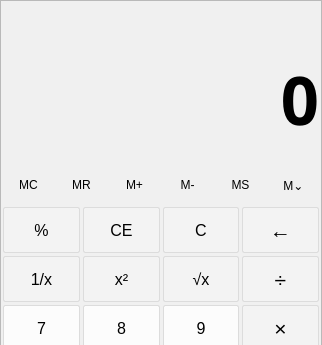
Qt form wincalc.ui (GarrettBassen/WinCalc) before a commit; both pictures show x 0 to 322 and y 0 to 345 of the 322 by 502 pixel window.
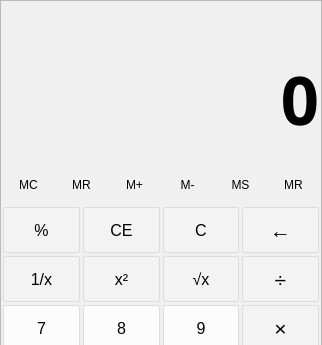
The same form after that commit.

Commit message:
Finished memory functionality
Changed memory view button to memory remove recent

Disabled memory buttons when unsafe to complete operation

Changed QVector to QList

Memory add and memory subtract create memory if none exists

```diff
--- a/wincalc.ui
+++ b/wincalc.ui
@@ -183,7 +183,7 @@
 }</string>
              </property>
              <property name="text">
-              <string>M⌄</string>
+              <string>MR</string>
              </property>
             </widget>
            </item>
```
Left out of the diff: 7 changed lines with no effect on the pictures. The commit also changes 2 other files.
